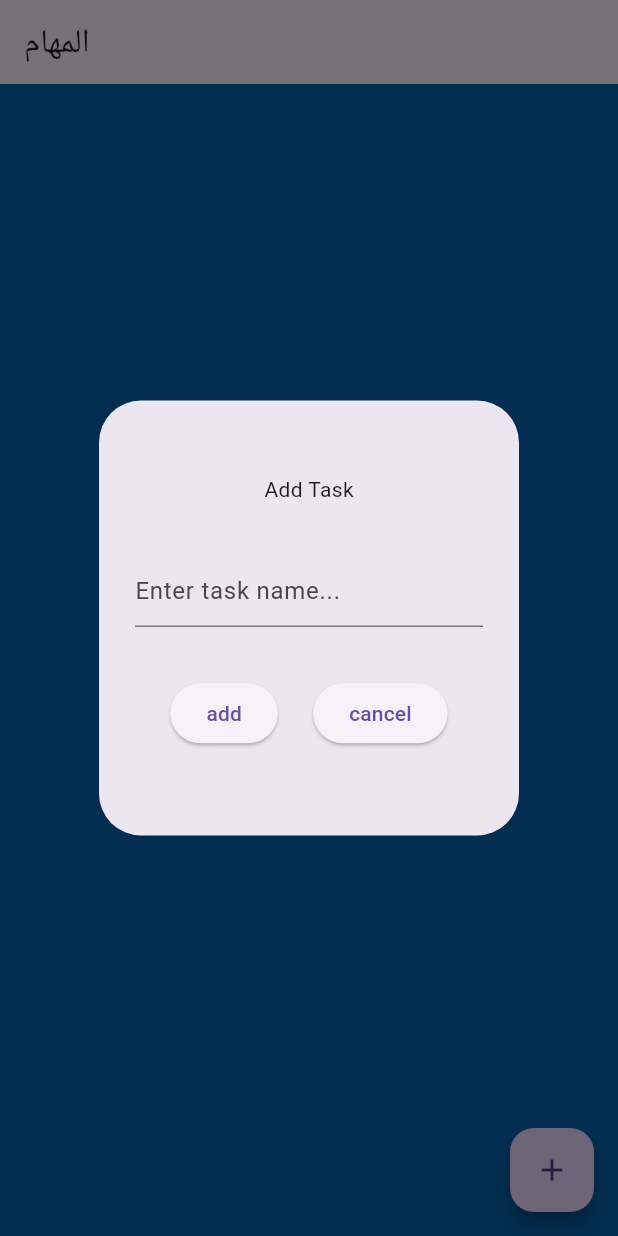
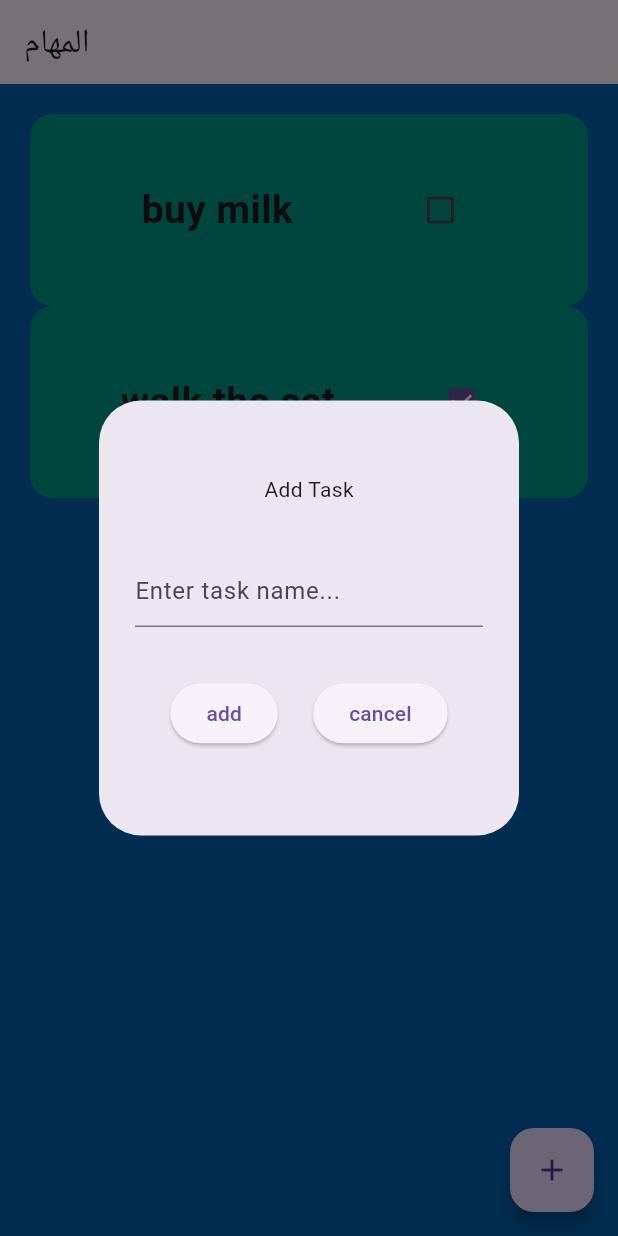
Before and after one commit to sedratiaziz/mitch_koko, a Flutter app: the screen it shows after launch, after a tap on the "add" icon, on a phone screen of 412 x 824 dp. Run offline on Flutter 3.47's test engine with Material 3 defaults, Android fonts, the phone set to English and light mode, and no system bars; drawn by our look-alikes of flutter_slidable; our stand-ins replace hive_ce, hive_ce_flutter; accounts and stored records are empty.

Commit message:
projects - TODO APP FINISHED!

```diff
--- /dev/null
+++ b/lib/data/Todo_db.dart
@@ -0,0 +1,22 @@
+import 'package:flutter/material.dart';
+import 'package:hive_ce_flutter/hive_flutter.dart';
+
+class TodoDB {
+  final _mybox = Hive.box('myBox');
+  List todos = [];
+
+  void InitializeData() {
+    todos = [
+      {'text': 'buy milk', 'checked': false},
+      {'text': 'walk the cat', 'checked': true},
+    ];
+  }
+
+  void loadData() {
+    todos = _mybox.get('todoList');
+  }
+
+  void updateData() {
+    _mybox.put('todoList', todos);
+  }
+}
--- a/lib/main.dart
+++ b/lib/main.dart
@@ -1,7 +1,13 @@
 import 'package:flutter/material.dart';
+import 'package:hive_ce/hive.dart';
+import 'package:hive_ce_flutter/adapters.dart';
 import 'package:mitch_koko/pages/home_page.dart';
 
-void main() {
+void main() async {
+  // Initialize Hive
+  await Hive.initFlutter();
+  final box = await Hive.openBox('myBox');
+
   runApp(const MyApp());
 }
 
--- a/lib/pages/home_page.dart
+++ b/lib/pages/home_page.dart
@@ -1,6 +1,9 @@
 import 'package:flutter/material.dart';
+
+import 'package:hive_ce/hive_ce.dart';
 import 'package:mitch_koko/components/dialog_box.dart';
 import 'package:mitch_koko/components/todo_item.dart';
+import 'package:mitch_koko/data/Todo_db.dart';
 
 class HomePage extends StatefulWidget {
   const HomePage({Key? key}) : super(key: key);
@@ -11,26 +14,54 @@ class HomePage extends StatefulWidget {
 
 class _HomePageState extends State<HomePage> {
   TextEditingController myController = TextEditingController();
+  TodoDB db = TodoDB();
+  final _mybox = Hive.box('myBox');
 
-  List todos = [];
+  @override
+  void initState() {
+    super.initState();
+    // TODO: implement initState
+    if (_mybox.get('todoList') == null) {
+      db.InitializeData();
+      db.updateData();
+    } else {
+      db.loadData();
+    }
+  }
 
   void _handleCheckboxChange(bool? value, int index) {
     setState(() {
-      todos[index]['checked'] = !todos[index]['checked'];
+      db.todos[index]['checked'] = !db.todos[index]['checked'];
     });
+
+    db.updateData();
   }
+
+
 
   void _removeTodo(int index) {
     setState(() {
-      todos.removeAt(index);
+      db.todos.removeAt(index);
     });
+
+    db.updateData();
   }
 
+
+
   void _addTodo() {
+    Map data = {'text': myController.text, 'checked': false};
+
     setState(() {
-      todos.add({'text': myController.text, 'checked': false});
+      db.todos.add(data);
       myController.clear();
     });
+
+    db.updateData();
+    // print('a');
+    // _box.put('name', 'ali');
+    // print(_box.get('name'));
+
     Navigator.pop(context);
   }
 
@@ -39,7 +70,7 @@ class _HomePageState extends State<HomePage> {
       context: context,
       builder: (context) => AlertDialog(
         content: DialogBox(
-          todos: todos,
+          todos: db.todos,
           controller: myController,
           OnAdd: _addTodo,
           OnCancel: () => Navigator.pop(context),
@@ -59,10 +90,10 @@ class _HomePageState extends State<HomePage> {
       ),
       body: ListView.builder(
         padding: EdgeInsets.all(20),
-        itemCount: todos.length,
+        itemCount: db.todos.length,
         itemBuilder: (context, index) => TodoItem(
-          text: todos[index]['text'],
-          checked: todos[index]['checked'],
+          text: db.todos[index]['text'],
+          checked: db.todos[index]['checked'],
           checkboxOnChange: (value) => _handleCheckboxChange(value, index),
           delete: (context) => _removeTodo(index),
         ),
--- a/pubspec.yaml
+++ b/pubspec.yaml
@@ -35,6 +35,8 @@ dependencies:
   # Use with the CupertinoIcons class for iOS style icons.
   cupertino_icons: ^1.0.8
   flutter_slidable: ^4.0.3
+  hive_ce: ^2.19.3
+  hive_ce_flutter: ^2.3.4
 
 dev_dependencies:
   flutter_test:
@@ -46,6 +48,8 @@ dev_dependencies:
   # package. See that file for information about deactivating specific lint
   # rules and activating additional ones.
   flutter_lints: ^6.0.0
+  hive_ce_generator: 1.11.1
+  build_runner: ^2.15.0
 
 # For information on the generic Dart part of this file, see the
 # following page: https://dart.dev/tools/pub/pubspec
```
Also changed, not shown: pubspec.lock, 2 other files.
